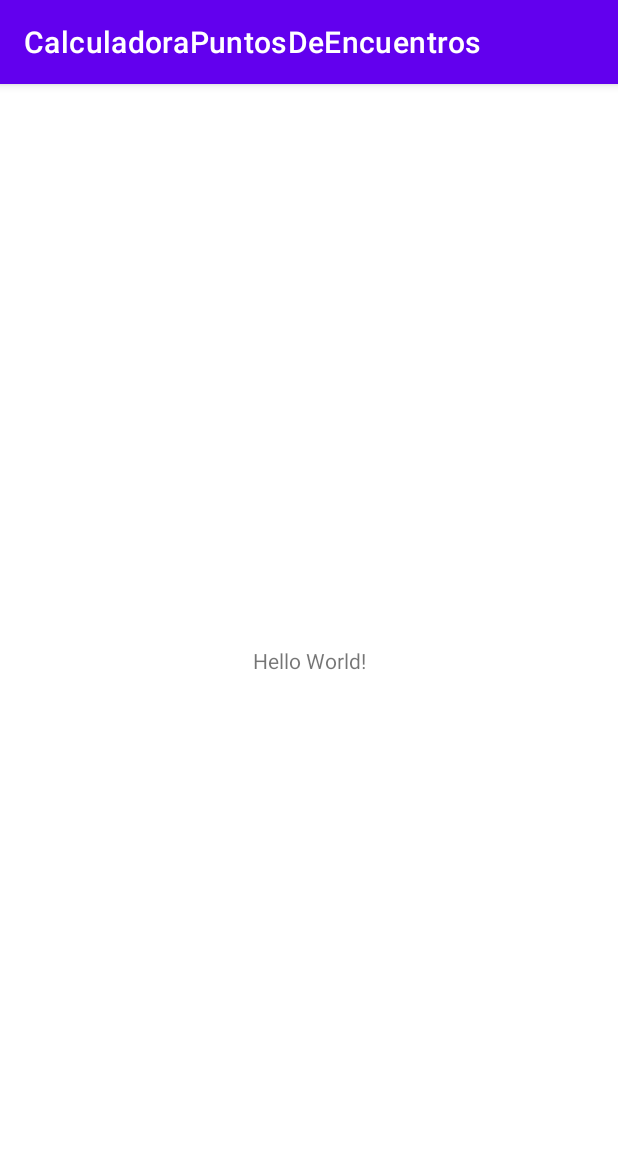
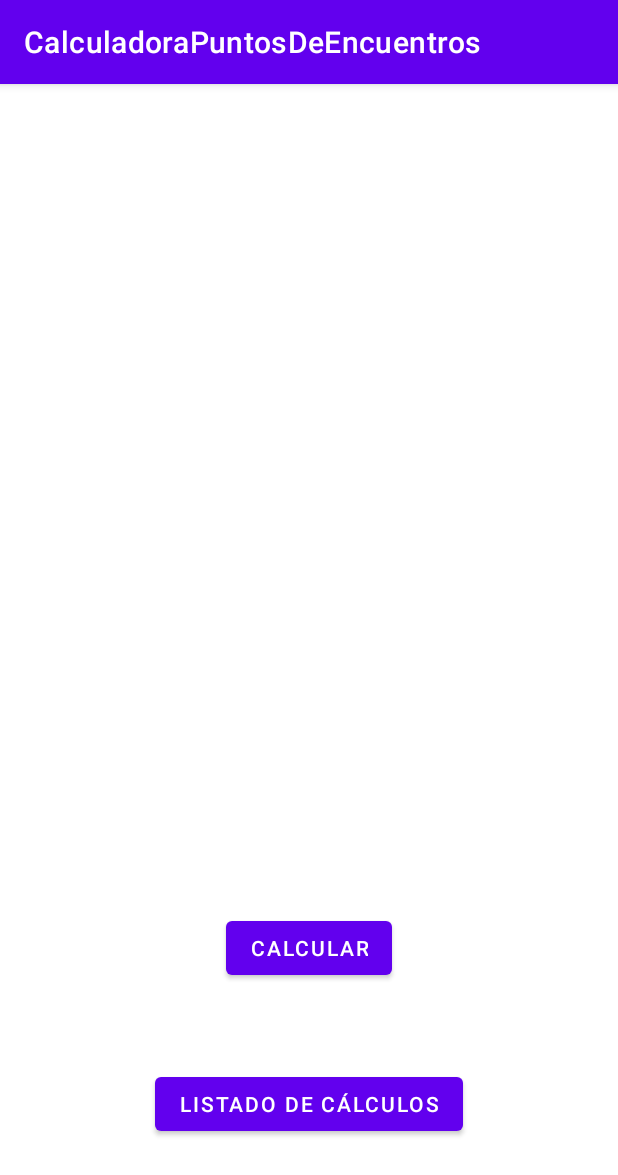
Before and after one commit to AlexVargas98/CalculadoraPuntosDeEncuentros, an Android app: the screen it shows after launch (MainActivity), on a phone screen of 412 x 824 dp. Shown: the top 1175 px of the screen. Run offline under Robolectric (Android 15) with nearby library versions, the phone set to English and light mode, and no system bars.

Commit message:
Interfaz Alex principal
Se agregan
Botones

```diff
--- a/app/src/main/res/layout/activity_main.xml
+++ b/app/src/main/res/layout/activity_main.xml
@@ -6,13 +6,23 @@
     android:layout_height="match_parent"
     tools:context=".MainActivity">
 
-    <TextView
+    <Button
+        android:id="@+id/button3"
         android:layout_width="wrap_content"
         android:layout_height="wrap_content"
-        android:text="Hello World!"
-        app:layout_constraintBottom_toBottomOf="parent"
-        app:layout_constraintLeft_toLeftOf="parent"
-        app:layout_constraintRight_toRightOf="parent"
+        android:layout_marginTop="552dp"
+        android:text="Calcular"
+        app:layout_constraintEnd_toEndOf="parent"
+        app:layout_constraintStart_toStartOf="parent"
         app:layout_constraintTop_toTopOf="parent" />
 
+    <Button
+        android:id="@+id/bt_lista"
+        android:layout_width="wrap_content"
+        android:layout_height="wrap_content"
+        android:layout_marginTop="56dp"
+        android:text="Listado de cálculos"
+        app:layout_constraintEnd_toEndOf="parent"
+        app:layout_constraintStart_toStartOf="parent"
+        app:layout_constraintTop_toBottomOf="@+id/button3" />
 </androidx.constraintlayout.widget.ConstraintLayout>
```
